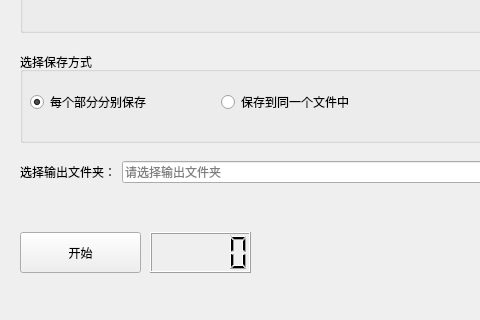
Qt form MainWin.ui (xesam/doc-tools) before a commit; both pictures show x 0 to 480 and y 321 to 641 of the 890 by 641 pixel window.
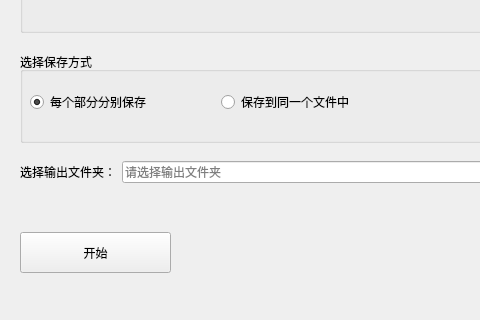
The same form after that commit.

```diff
--- a/MainWin.ui
+++ b/MainWin.ui
@@ -103,7 +103,7 @@
      <rect>
       <x>20</x>
       <y>530</y>
-      <width>121</width>
+      <width>151</width>
       <height>41</height>
      </rect>
     </property>
@@ -298,16 +298,6 @@
      </widget>
     </widget>
    </widget>
-   <widget class="QLCDNumber" name="lcdRunning">
-    <property name="geometry">
-     <rect>
-      <x>150</x>
-      <y>530</y>
-      <width>101</width>
-      <height>41</height>
-     </rect>
-    </property>
-   </widget>
   </widget>
   <widget class="QMenuBar" name="menubar">
    <property name="geometry">
```
